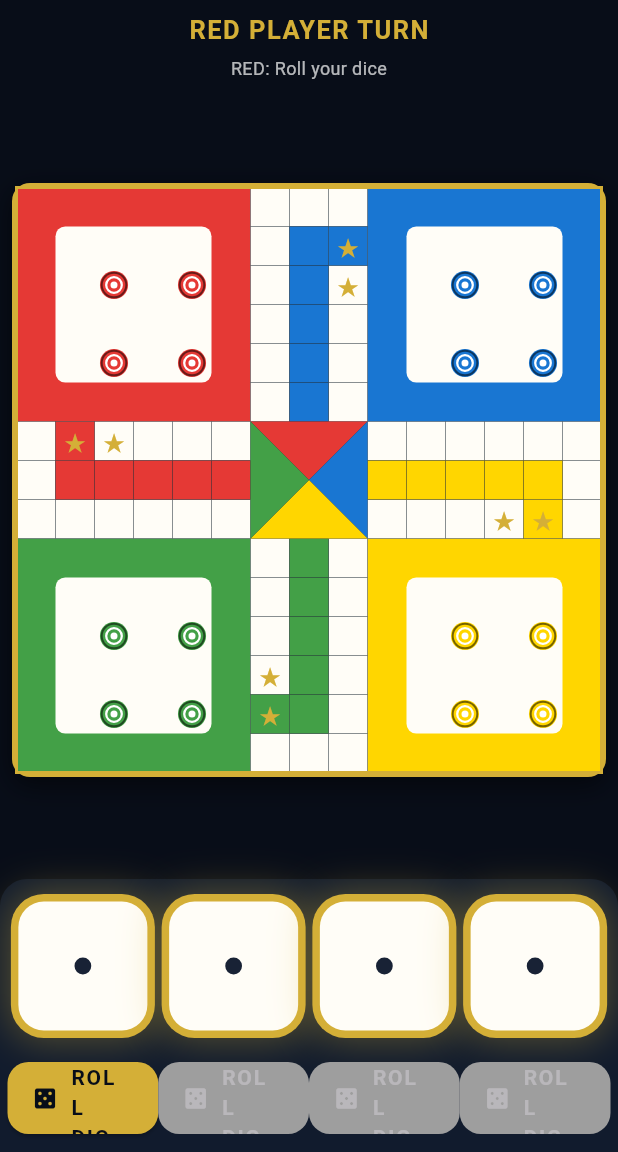
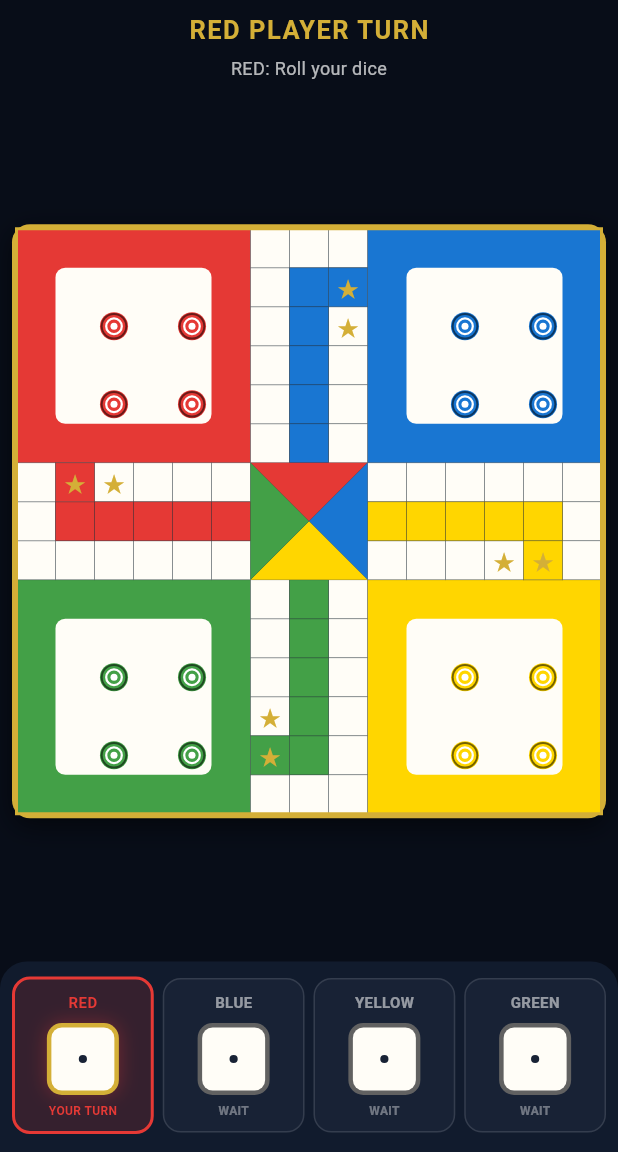
Before and after one commit to fa5356461-pixel/Ludo_master, a Flutter app: the GameScreen screen opened directly, on a phone screen of 412 x 824 dp, the part 84-1236 px from its top. Run offline on Flutter 3.47's test engine with Material 3 defaults, Android fonts, the phone set to English and light mode, and no system bars.

Commit message:
Update dice_widget.dart

```diff
--- a/lib/dice_widget.dart
+++ b/lib/dice_widget.dart
@@ -2,13 +2,19 @@
 import 'package:flutter/material.dart';
 
 class DiceWidget extends StatefulWidget {
+  final String playerName;
+  final Color color;
+  final int value;
+  final bool enabled;
   final int Function() onRoll;
-  final bool enabled;
 
   const DiceWidget({
     super.key,
+    required this.playerName,
+    required this.color,
+    required this.value,
+    required this.enabled,
     required this.onRoll,
-    this.enabled = true,
   });
 
   @override
@@ -16,9 +22,8 @@ class DiceWidget extends StatefulWidget {
 }
 
 class _DiceWidgetState extends State<DiceWidget> {
-  int diceNumber = 1;
+  bool isRolling = false;
   int rollCount = 0;
-  bool isRolling = false;
 
   Future<void> rollDice() async {
     if (isRolling || !widget.enabled) return;
@@ -28,84 +33,107 @@ class _DiceWidgetState extends State<DiceWidget> {
       rollCount++;
     });
 
-    await Future.delayed(const Duration(milliseconds: 750));
+    await Future.delayed(const Duration(milliseconds: 550));
 
     if (!mounted) return;
 
-    final result = widget.onRoll();
+    widget.onRoll();
+
+    if (!mounted) return;
 
     setState(() {
-      diceNumber = result;
       isRolling = false;
     });
   }
 
   @override
   Widget build(BuildContext context) {
-    return Column(
+    final active = widget.enabled;
+
+    return GestureDetector(
+      onTap: active ? rollDice : null,
+      child: AnimatedContainer(
+        duration: const Duration(milliseconds: 220),
+        margin: const EdgeInsets.symmetric(horizontal: 3),
+        padding: const EdgeInsets.symmetric(vertical: 8, horizontal: 2),
+        decoration: BoxDecoration(
+          color: active
+              ? widget.color.withOpacity(0.17)
+              : const Color(0xFF182235),
+          borderRadius: BorderRadius.circular(12),
+          border: Border.all(
+            color: active ? widget.color : Colors.white12,
+            width: active ? 2 : 1,
+          ),
+        ),
+        child: Column(
           mainAxisSize: MainAxisSize.min,
           children: [
+            Text(
+              widget.playerName.toUpperCase(),
+              maxLines: 1,
+              style: TextStyle(
+                color: active ? widget.color : Colors.white54,
+                fontSize: 10,
+                fontWeight: FontWeight.bold,
+              ),
+            ),
+            const SizedBox(height: 7),
             AnimatedRotation(
-          turns: rollCount * 1.5,
-          duration: const Duration(milliseconds: 750),
+              turns: isRolling ? rollCount * 1.5 : 0,
+              duration: const Duration(milliseconds: 550),
               curve: Curves.easeOutCubic,
               child: AnimatedScale(
-            scale: isRolling ? 1.12 : 1.0,
-            duration: const Duration(milliseconds: 250),
+                scale: isRolling ? 1.12 : 1,
+                duration: const Duration(milliseconds: 180),
                 child: Container(
-              width: 96,
-              height: 96,
-              padding: const EdgeInsets.all(5),
+                  width: 48,
+                  height: 48,
+                  padding: const EdgeInsets.all(3),
                   decoration: BoxDecoration(
-                color: const Color(0xFFD4AF37),
-                borderRadius: BorderRadius.circular(22),
-                boxShadow: [
+                    color: active
+                        ? const Color(0xFFD4AF37)
+                        : Colors.grey.shade700,
+                    borderRadius: BorderRadius.circular(10),
+                    boxShadow: active
+                        ? [
                             BoxShadow(
-                    color: const Color(0xFFD4AF37).withOpacity(0.35),
-                    blurRadius: 22,
-                    spreadRadius: 2,
+                              color: widget.color.withOpacity(0.35),
+                              blurRadius: 10,
                             ),
-                ],
+                          ]
+                        : [],
                   ),
                   child: Container(
                     decoration: BoxDecoration(
                       color: const Color(0xFFFFFDF7),
-                  borderRadius: BorderRadius.circular(17),
+                      borderRadius: BorderRadius.circular(7),
                     ),
                     child: CustomPaint(
-                  painter: _DiceFacePainter(diceNumber),
+                      painter: _DiceFacePainter(widget.value),
                       child: const SizedBox.expand(),
                     ),
                   ),
                 ),
               ),
             ),
-        const SizedBox(height: 16),
-        SizedBox(
-          width: 180,
-          height: 48,
-          child: ElevatedButton.icon(
-            onPressed:
-                (isRolling || !widget.enabled) ? null : rollDice,
-            icon: const Icon(Icons.casino),
-            label: Text(
-              isRolling ? 'ROLLING...' : 'ROLL DICE',
-              style: const TextStyle(
+            const SizedBox(height: 5),
+            Text(
+              isRolling
+                  ? 'ROLLING'
+                  : active
+                      ? 'YOUR TURN'
+                      : 'WAIT',
+              maxLines: 1,
+              style: TextStyle(
+                color: active ? widget.color : Colors.white38,
+                fontSize: 8,
                 fontWeight: FontWeight.bold,
-                letterSpacing: 1.2,
-              ),
-            ),
-            style: ElevatedButton.styleFrom(
-              backgroundColor: const Color(0xFFD4AF37),
-              foregroundColor: const Color(0xFF080D18),
-              disabledBackgroundColor: Colors.grey,
-              shape: RoundedRectangleBorder(
-                borderRadius: BorderRadius.circular(14),
-              ),
-            ),
               ),
             ),
           ],
+        ),
+      ),
     );
   }
 }
@@ -117,8 +145,7 @@ class _DiceFacePainter extends CustomPainter {
 
   @override
   void paint(Canvas canvas, Size size) {
-    final paint = Paint()
-      ..color = const Color(0xFF182235);
+    final paint = Paint()..color = const Color(0xFF182235);
 
     final x1 = size.width * 0.25;
     final x2 = size.width * 0.50;
```
Lines whose indentation alone changed are shown as unchanged.
